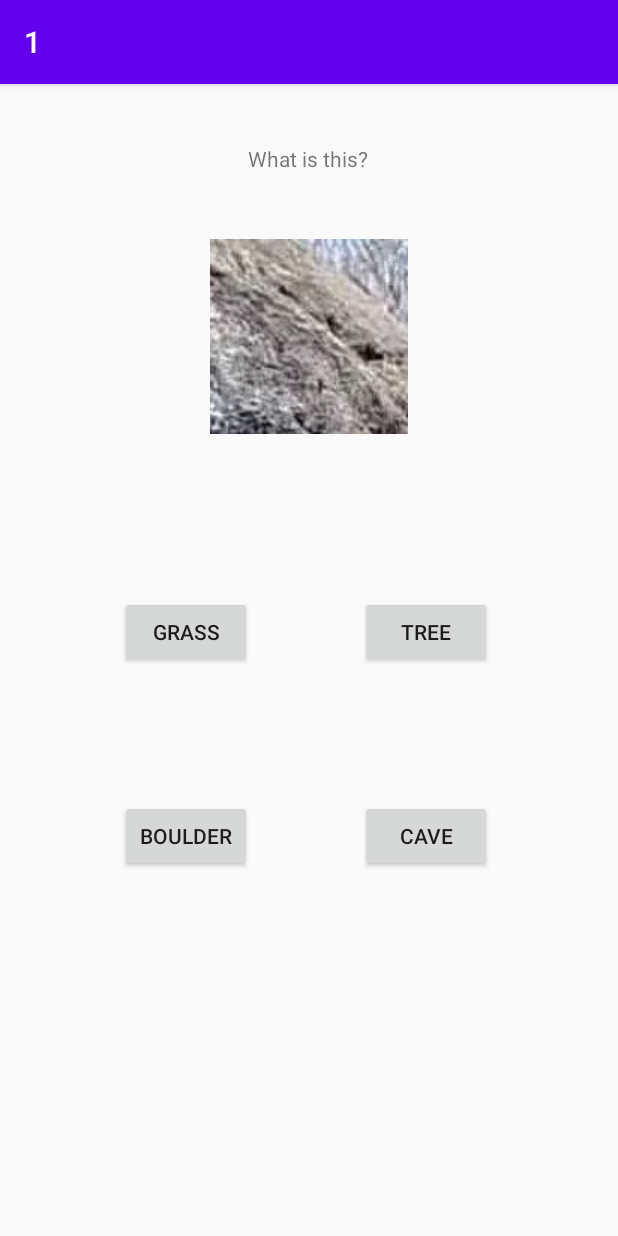
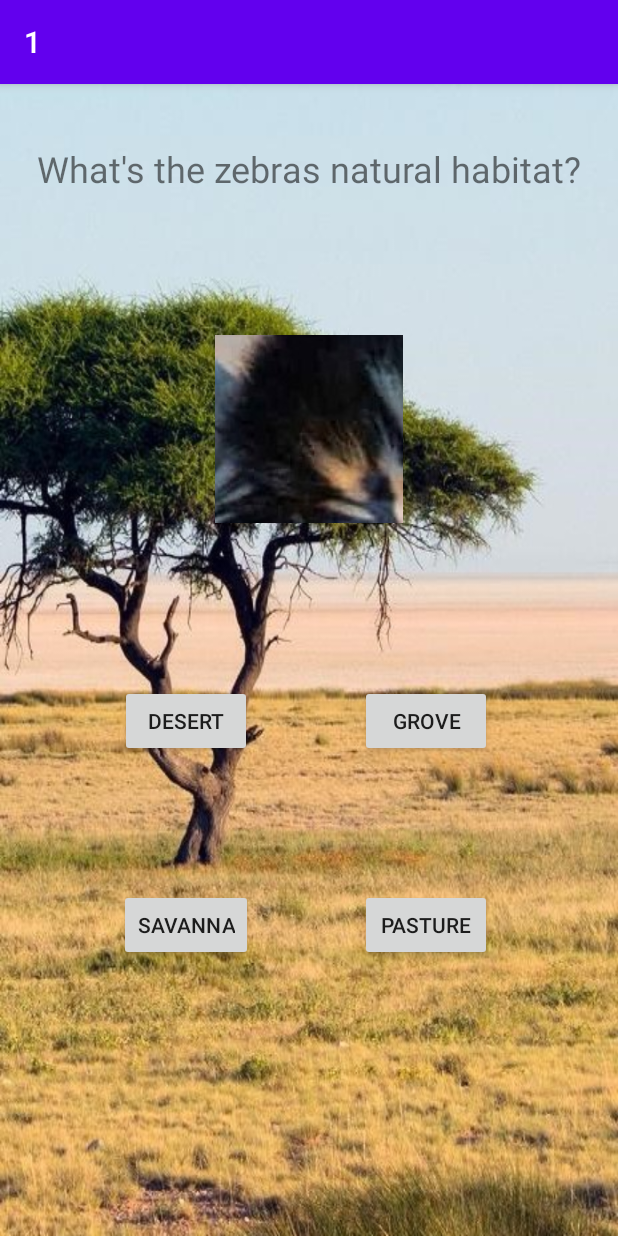
Before and after one commit to Erizium/1, an Android app: the QuestionActivity screen opened directly, with no data from a screen before it, after a tap on "ZEBRA", on a phone screen of 412 x 824 dp. Run offline under Robolectric (Android 15) with nearby library versions, the phone set to English and light mode, and no system bars.

Commit message:
Added more questions.

```diff
--- a/app/build.gradle
+++ b/app/build.gradle
@@ -30,6 +30,7 @@ dependencies {
     implementation 'androidx.core:core-ktx:1.1.0'
     implementation 'androidx.appcompat:appcompat:1.1.0'
     implementation 'androidx.constraintlayout:constraintlayout:1.1.3'
+    implementation 'androidx.cardview:cardview:1.0.0'
     testImplementation 'junit:junit:4.12'
     androidTestImplementation 'androidx.test.ext:junit:1.1.1'
     androidTestImplementation 'androidx.test.espresso:espresso-core:3.2.0'
--- a/app/src/main/java/com/example/a1/QuestionActivity.kt
+++ b/app/src/main/java/com/example/a1/QuestionActivity.kt
@@ -30,7 +30,9 @@ class QuestionActivity : AppCompatActivity(){
         currentQuestion = questionList.questionList[currentPosition]
 
         questionText.text = currentQuestion!!.question
+        questionInfo.text = currentQuestion!!.info
         questionImage.setImageResource(currentQuestion!!.image)
+        questionBackground.setBackgroundResource(currentQuestion!!.background)
         option_one.text = currentQuestion?.optionOne
         option_two.text = currentQuestion?.OptionTwo
         option_three.text = currentQuestion?.optionThree
--- a/app/src/main/java/com/example/a1/QuestionList.kt
+++ b/app/src/main/java/com/example/a1/QuestionList.kt
@@ -12,7 +12,10 @@ class QuestionList() {
 
         var questionOne = Questions(
             "What is this?",
+            "",
             R.drawable.zebra,
+            0,
+            R.drawable.savanna,
             "Horse",
             "Zebra",
             "Koala",
@@ -20,24 +23,94 @@ class QuestionList() {
             "Zebra")
         questionList.add(questionOne)
 
-        val questionTwo = Questions(
+        var questionTwo = Questions(
+            "What's the zebras natural habitat?",
+            "",
+            questionOne.image,
+            0,
+            questionOne.background,
+            "Desert",
+            "Grove",
+            "Savanna",
+            "Pasture",
+            "Savanna")
+        questionList.add(questionTwo)
+
+        var questionThree = Questions(
+            "How fast can they run?",
+            "Answers are in km/h",
+            questionOne.image,
+            0,
+            questionOne.background,
+            "64",
+            "60",
+            "55",
+            "47",
+            "64")
+        questionList.add(questionThree)
+
+        var questionFour = Questions(
+            "What's their most common food?",
+            "",
+            questionOne.image,
+            0,
+            questionOne.background,
+            "Leaves",
+            "Twigs",
+            "Grass",
+            "Insects",
+            "Grass")
+        questionList.add(questionFour)
+
+        var questionFive = Questions(
+            "What is the average weight of \nof a full grown male zebra?",
+            "Answers are in kg",
+            questionOne.image,
+            0,
+            questionOne.background,
+            "230",
+            "450",
+            "603",
+            "320",
+            "320")
+        questionList.add(questionFive)
+/*
+        val questionFour = Questions(
             "What is this?",
             R.drawable.boulder,
+            0,
+            R.drawable.forest,
             "Grass",
             "Tree",
             "Boulder",
             "Cave",
             "Boulder")
-        questionList.add(questionTwo)
+        questionList.add(questionFour)
 
-        val questionThree = Questions(
+        var questionFive = Questions(
+            "How many square feet does the \n biggest" +
+                    "rock in the world cover?",
+            0,
+            0,
+            questionFour.background,
+            "500",
+            "900",
+            "3700",
+            "5800",
+            "5800")
+        questionList.add(questionFive)
+
+        val questionSix = Questions(
             "Most popular mmo role?",
             R.drawable.hero3,
+            0,
+            0,
             "Tank",
             "Healer",
             "DPS",
             "Spear",
             "DPS")
-        questionList.add(questionThree)
+        questionList.add(questionSix)
+    */
     }
 }
--- a/app/src/main/java/com/example/a1/Questions.kt
+++ b/app/src/main/java/com/example/a1/Questions.kt
@@ -2,7 +2,10 @@ package com.example.a1
 
 class Questions(
     var question : String,
+    var info : String,
     var image : Int,
+    var image2 : Int,
+    var background : Int,
     var optionOne : String,
     var OptionTwo : String,
     var optionThree : String,
--- a/app/src/main/java/com/example/a1/WrongAnswerActivity.kt
+++ b/app/src/main/java/com/example/a1/WrongAnswerActivity.kt
@@ -11,7 +11,6 @@ class WrongAnswerActivity : AppCompatActivity() {
         super.onCreate(savedInstanceState)
         setContentView(R.layout.activity_wrong_answer)
 
-
     }
 
     fun restart(restart: View){
--- a/app/src/main/res/layout/activity_question.xml
+++ b/app/src/main/res/layout/activity_question.xml
@@ -5,6 +5,27 @@
     android:layout_width="match_parent"
     android:layout_height="match_parent"
     tools:context=".QuestionActivity">
+
+    <View
+        android:id="@+id/questionBackground"
+        android:layout_width="wrap_content"
+        android:layout_height="wrap_content"
+        android:background="@drawable/savanna"
+        app:layout_constraintBottom_toBottomOf="parent"
+        app:layout_constraintEnd_toEndOf="parent"
+        app:layout_constraintStart_toStartOf="parent"
+        app:layout_constraintTop_toTopOf="parent" />
+
+    <ImageView
+        android:id="@+id/questionImage"
+        android:layout_width="wrap_content"
+        android:layout_height="wrap_content"
+        app:layout_constraintBottom_toBottomOf="parent"
+        app:layout_constraintEnd_toEndOf="parent"
+        app:layout_constraintStart_toStartOf="parent"
+        app:layout_constraintTop_toTopOf="@+id/questionBackground"
+        app:layout_constraintVertical_bias="0.26"
+        app:srcCompat="@drawable/zebra" />
 
     <Button
         android:id="@+id/option_one"
@@ -53,24 +74,25 @@
         app:layout_constraintStart_toStartOf="@+id/option_two"
         app:layout_constraintTop_toBottomOf="@+id/option_two" />
 
-    <ImageView
-        android:id="@+id/questionImage"
-        android:layout_width="wrap_content"
-        android:layout_height="wrap_content"
-        android:layout_marginTop="44dp"
-        app:layout_constraintEnd_toEndOf="parent"
-        app:layout_constraintStart_toStartOf="parent"
-        app:layout_constraintTop_toBottomOf="@+id/questionText"
-        app:srcCompat="@drawable/zebra" />
-
     <TextView
         android:id="@+id/questionText"
         android:layout_width="wrap_content"
         android:layout_height="wrap_content"
         android:layout_marginTop="40dp"
+        android:shadowColor="#CC2727"
         android:text="What is this?"
+        android:textSize="24sp"
         app:layout_constraintEnd_toEndOf="parent"
         app:layout_constraintHorizontal_bias="0.498"
         app:layout_constraintStart_toStartOf="parent"
         app:layout_constraintTop_toTopOf="parent" />
+
+    <TextView
+        android:id="@+id/questionInfo"
+        android:layout_width="wrap_content"
+        android:layout_height="wrap_content"
+        app:layout_constraintEnd_toEndOf="parent"
+        app:layout_constraintStart_toStartOf="parent"
+        app:layout_constraintTop_toBottomOf="@+id/questionText" />
+
 </androidx.constraintlayout.widget.ConstraintLayout>
```
Also changed, not shown: app/src/main/res/drawable/boulder.jpg, app/src/main/res/drawable/forest.jpg (added), app/src/main/res/drawable/fullzebra.jpg (added), app/src/main/res/drawable/savanna.jpeg (added), app/src/main/res/drawable/zebrarun.png (added).
